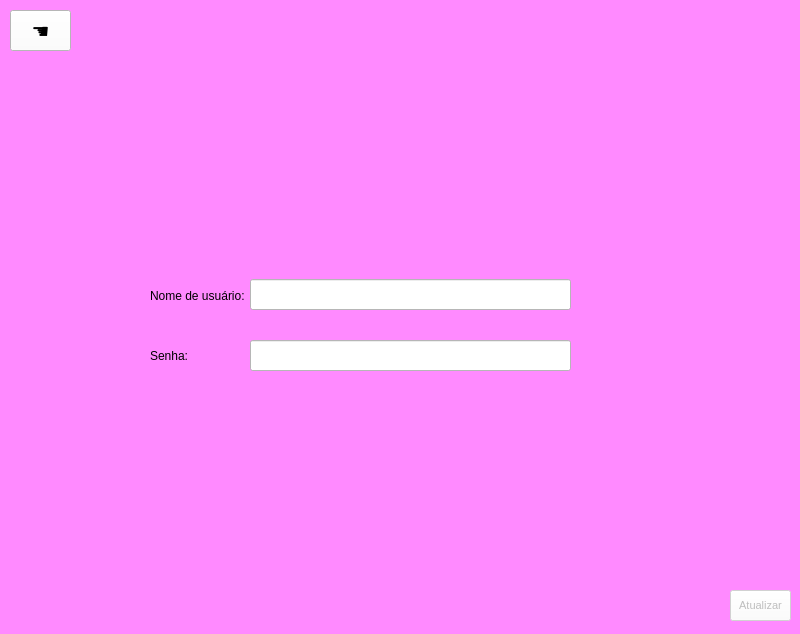
This is ui files/Profile.ui in nixs-dev/SocialNetwork as Qt 5 draws it before an edit. The edited form follows.
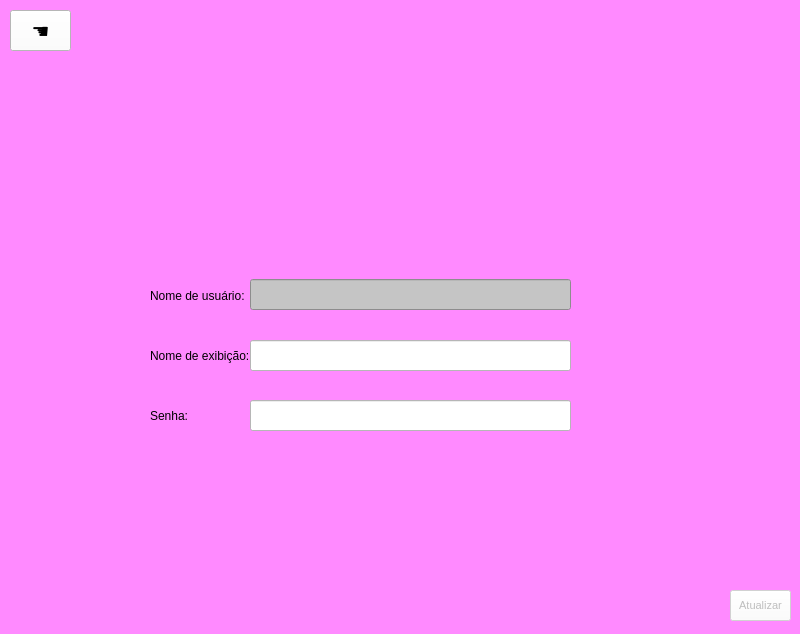
This is the edited form. Icons and pictures are not drawn.

Commit message: Now show profile photo from database

The edit to the form file:
```diff
--- a/ui files/Profile.ui
+++ b/ui files/Profile.ui
@@ -53,7 +53,7 @@
     <property name="geometry">
      <rect>
       <x>150</x>
-      <y>340</y>
+      <y>400</y>
       <width>101</width>
       <height>31</height>
      </rect>
@@ -63,6 +63,9 @@
     </property>
    </widget>
    <widget class="QLineEdit" name="username">
+    <property name="enabled">
+     <bool>false</bool>
+    </property>
     <property name="geometry">
      <rect>
       <x>250</x>
@@ -72,7 +75,8 @@
      </rect>
     </property>
     <property name="styleSheet">
-     <string notr="true">background-color: rgb(255, 255, 255);</string>
+     <string notr="true">
+background-color: rgb(197, 197, 197);</string>
     </property>
     <property name="text">
      <string/>
@@ -82,7 +86,7 @@
     <property name="geometry">
      <rect>
       <x>250</x>
-      <y>340</y>
+      <y>400</y>
       <width>321</width>
       <height>31</height>
      </rect>
@@ -148,6 +152,38 @@
      <string>Atualizar</string>
     </property>
    </widget>
+   <widget class="QLabel" name="label_displayName">
+    <property name="geometry">
+     <rect>
+      <x>150</x>
+      <y>340</y>
+      <width>101</width>
+      <height>31</height>
+     </rect>
+    </property>
+    <property name="text">
+     <string>Nome de exibição:</string>
+    </property>
+   </widget>
+   <widget class="QLineEdit" name="displayName">
+    <property name="enabled">
+     <bool>true</bool>
+    </property>
+    <property name="geometry">
+     <rect>
+      <x>250</x>
+      <y>340</y>
+      <width>321</width>
+      <height>31</height>
+     </rect>
+    </property>
+    <property name="styleSheet">
+     <string notr="true">background-color: rgb(255, 255, 255);</string>
+    </property>
+    <property name="text">
+     <string/>
+    </property>
+   </widget>
   </widget>
  </widget>
  <resources>
```
The commit also changes 13 other files.
